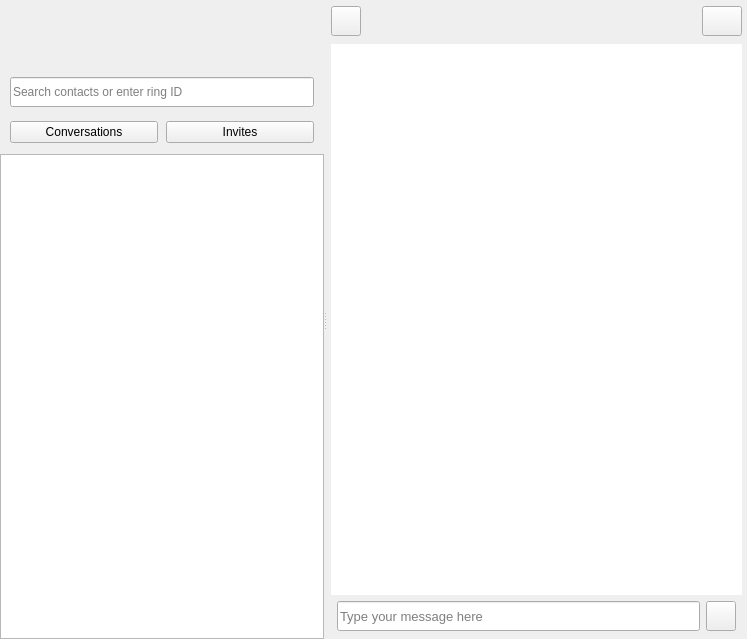
Qt form callwidget.ui (savoirfairelinux/jami-client-windows) before a commit.
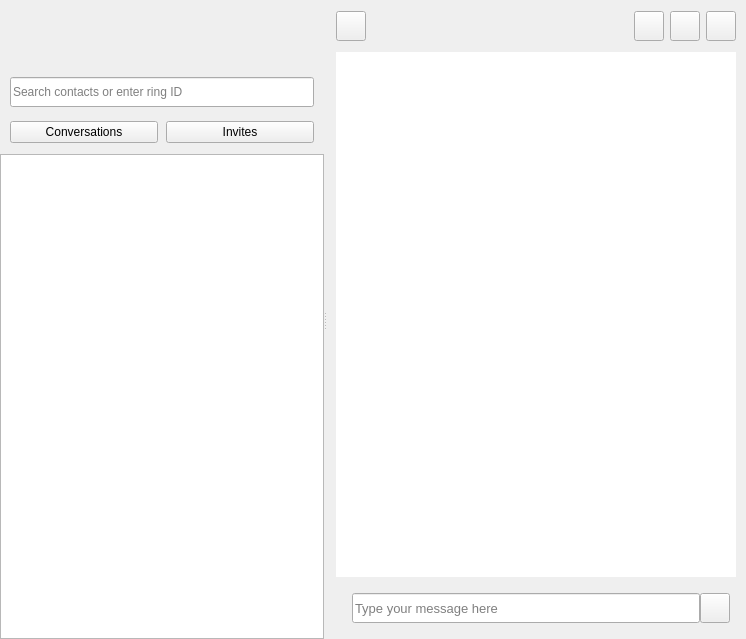
The same form after that commit. Icons and pictures are not drawn. Custom widgets are drawn as their Qt base class.

Commit message:
conversation view: add call buttons
- add audio/video call buttons to message page header
- clean up button UI
- set messageList maxWidth and center in view
- fix incoming message selection bug

Diff of the .ui file:
```diff
--- a/callwidget.ui
+++ b/callwidget.ui
@@ -6,7 +6,7 @@
    <rect>
     <x>0</x>
     <y>0</y>
-    <width>747</width>
+    <width>746</width>
     <height>639</height>
    </rect>
   </property>
@@ -922,26 +922,48 @@
                  <verstretch>0</verstretch>
                 </sizepolicy>
                </property>
-               <layout class="QVBoxLayout" name="verticalLayout_12" stretch="1,25,1">
+               <layout class="QVBoxLayout" name="verticalLayout_12" stretch="0,0">
+                <property name="spacing">
+                 <number>0</number>
+                </property>
                 <property name="leftMargin">
-                 <number>5</number>
+                 <number>0</number>
                 </property>
                 <property name="topMargin">
-                 <number>5</number>
+                 <number>0</number>
                 </property>
                 <property name="rightMargin">
-                 <number>5</number>
+                 <number>0</number>
                 </property>
                 <property name="bottomMargin">
-                 <number>2</number>
+                 <number>0</number>
                 </property>
                 <item>
+                 <widget class="QWidget" name="messagingHeaderWidget" native="true">
                  <layout class="QHBoxLayout" name="horizontalLayout_6">
+                   <property name="spacing">
+                    <number>6</number>
+                   </property>
+                   <property name="leftMargin">
+                    <number>10</number>
+                   </property>
+                   <property name="topMargin">
+                    <number>6</number>
+                   </property>
+                   <property name="rightMargin">
+                    <number>10</number>
+                   </property>
                   <property name="bottomMargin">
-                   <number>0</number>
+                    <number>6</number>
                   </property>
                   <item>
                    <widget class="QPushButton" name="imBackButton">
+                     <property name="sizePolicy">
+                      <sizepolicy hsizetype="Minimum" vsizetype="Fixed">
+                       <horstretch>0</horstretch>
+                       <verstretch>0</verstretch>
+                      </sizepolicy>
+                     </property>
                     <property name="minimumSize">
                      <size>
                       <width>30</width>
@@ -984,7 +1006,7 @@
                      <number>0</number>
                     </property>
                     <property name="bottomMargin">
-                     <number>4</number>
+                      <number>0</number>
                     </property>
                     <item>
                      <widget class="QLabel" name="imNameLabel">
@@ -1053,6 +1075,22 @@
                     </item>
                    </layout>
                   </item>
+                   <item>
+                    <spacer name="verticalSpacer_3">
+                     <property name="orientation">
+                      <enum>Qt::Vertical</enum>
+                     </property>
+                     <property name="sizeType">
+                      <enum>QSizePolicy::Fixed</enum>
+                     </property>
+                     <property name="sizeHint" stdset="0">
+                      <size>
+                       <width>0</width>
+                       <height>40</height>
+                      </size>
+                     </property>
+                    </spacer>
+                   </item>
                   <item>
                    <spacer name="horizontalSpacer_6">
                     <property name="orientation">
@@ -1067,7 +1105,65 @@
                    </spacer>
                   </item>
                   <item>
-                   <widget class="QPushButton" name="sendContactRequestPageButton">
+                    <widget class="QPushButton" name="btnAudioCall">
+                     <property name="minimumSize">
+                      <size>
+                       <width>30</width>
+                       <height>30</height>
+                      </size>
+                     </property>
+                     <property name="maximumSize">
+                      <size>
+                       <width>30</width>
+                       <height>30</height>
+                      </size>
+                     </property>
+                     <property name="text">
+                      <string/>
+                     </property>
+                     <property name="icon">
+                      <iconset resource="ressources.qrc">
+                       <normaloff>:/images/icons/ic_phone_24px.svg</normaloff>:/images/icons/ic_phone_24px.svg</iconset>
+                     </property>
+                     <property name="iconSize">
+                      <size>
+                       <width>18</width>
+                       <height>18</height>
+                      </size>
+                     </property>
+                    </widget>
+                   </item>
+                   <item>
+                    <widget class="QPushButton" name="btnVideoCall">
+                     <property name="minimumSize">
+                      <size>
+                       <width>30</width>
+                       <height>30</height>
+                      </size>
+                     </property>
+                     <property name="maximumSize">
+                      <size>
+                       <width>30</width>
+                       <height>30</height>
+                      </size>
+                     </property>
+                     <property name="text">
+                      <string/>
+                     </property>
+                     <property name="icon">
+                      <iconset resource="ressources.qrc">
+                       <normaloff>:/images/icons/ic_video_call_24px.svg</normaloff>:/images/icons/ic_video_call_24px.svg</iconset>
+                     </property>
+                     <property name="iconSize">
+                      <size>
+                       <width>18</width>
+                       <height>18</height>
+                      </size>
+                     </property>
+                    </widget>
+                   </item>
+                   <item>
+                    <widget class="QPushButton" name="sendContactRequestButton">
                     <property name="sizePolicy">
                      <sizepolicy hsizetype="Minimum" vsizetype="Fixed">
                       <horstretch>0</horstretch>
@@ -1080,6 +1176,12 @@
                       <height>30</height>
                      </size>
                     </property>
+                     <property name="maximumSize">
+                      <size>
+                       <width>30</width>
+                       <height>30</height>
+                      </size>
+                     </property>
                     <property name="toolTip">
                      <string>Add to contacts</string>
                     </property>
@@ -1091,12 +1193,88 @@
                     </property>
                     <property name="icon">
                      <iconset resource="ressources.qrc">
-                      <normaloff>:/images/icons/ic_person_add_white_24dp.png</normaloff>:/images/icons/ic_person_add_white_24dp.png</iconset>
+                       <normaloff>:/images/icons/ic_person_add_black_24dp_2x.png</normaloff>:/images/icons/ic_person_add_black_24dp_2x.png</iconset>
+                     </property>
+                     <property name="iconSize">
+                      <size>
+                       <width>18</width>
+                       <height>18</height>
+                      </size>
                     </property>
                    </widget>
                   </item>
                  </layout>
+                 </widget>
                 </item>
+                <item>
+                 <layout class="QHBoxLayout" name="messagesHBoxLayout" stretch="0,0,0">
+                  <property name="spacing">
+                   <number>0</number>
+                  </property>
+                  <property name="leftMargin">
+                   <number>10</number>
+                  </property>
+                  <property name="topMargin">
+                   <number>0</number>
+                  </property>
+                  <property name="rightMargin">
+                   <number>10</number>
+                  </property>
+                  <property name="bottomMargin">
+                   <number>0</number>
+                  </property>
+                  <item>
+                   <spacer name="horizontalSpacer">
+                    <property name="orientation">
+                     <enum>Qt::Horizontal</enum>
+                    </property>
+                    <property name="sizeType">
+                     <enum>QSizePolicy::Minimum</enum>
+                    </property>
+                    <property name="sizeHint" stdset="0">
+                     <size>
+                      <width>0</width>
+                      <height>20</height>
+                     </size>
+                    </property>
+                   </spacer>
+                  </item>
+                  <item>
+                   <widget class="QWidget" name="messagesListWidget" native="true">
+                    <property name="sizePolicy">
+                     <sizepolicy hsizetype="Expanding" vsizetype="Preferred">
+                      <horstretch>0</horstretch>
+                      <verstretch>0</verstretch>
+                     </sizepolicy>
+                    </property>
+                    <property name="minimumSize">
+                     <size>
+                      <width>200</width>
+                      <height>0</height>
+                     </size>
+                    </property>
+                    <property name="maximumSize">
+                     <size>
+                      <width>640</width>
+                      <height>16777215</height>
+                     </size>
+                    </property>
+                    <layout class="QVBoxLayout" name="verticalLayout_6">
+                     <property name="spacing">
+                      <number>0</number>
+                     </property>
+                     <property name="leftMargin">
+                      <number>0</number>
+                     </property>
+                     <property name="topMargin">
+                      <number>0</number>
+                     </property>
+                     <property name="rightMargin">
+                      <number>0</number>
+                     </property>
+                     <property name="bottomMargin">
+                      <number>0</number>
+                     </property>
                 <item>
                  <widget class="QListView" name="listMessageView">
                   <property name="sizePolicy">
@@ -1105,6 +1283,18 @@
                     <verstretch>0</verstretch>
                    </sizepolicy>
                   </property>
+                       <property name="minimumSize">
+                        <size>
+                         <width>200</width>
+                         <height>0</height>
+                        </size>
+                       </property>
+                       <property name="maximumSize">
+                        <size>
+                         <width>640</width>
+                         <height>16777215</height>
+                        </size>
+                       </property>
                   <property name="font">
                    <font>
                     <stylestrategy>PreferAntialias</stylestrategy>
@@ -1140,18 +1330,18 @@
                  </widget>
                 </item>
                 <item>
-                 <layout class="QHBoxLayout" name="horizontalLayout_5">
+                      <layout class="QHBoxLayout" name="imSendHBoxLayout">
                   <property name="leftMargin">
-                   <number>6</number>
+                        <number>16</number>
                   </property>
                   <property name="topMargin">
-                   <number>0</number>
+                        <number>16</number>
                   </property>
                   <property name="rightMargin">
                    <number>6</number>
                   </property>
                   <property name="bottomMargin">
-                   <number>6</number>
+                        <number>16</number>
                   </property>
                   <item>
                    <widget class="QLineEdit" name="imMessageEdit">
@@ -1205,6 +1395,27 @@
                      </size>
                     </property>
                    </widget>
+                       </item>
+                      </layout>
+                     </item>
+                    </layout>
+                   </widget>
+                  </item>
+                  <item>
+                   <spacer name="horizontalSpacer_2">
+                    <property name="orientation">
+                     <enum>Qt::Horizontal</enum>
+                    </property>
+                    <property name="sizeType">
+                     <enum>QSizePolicy::Minimum</enum>
+                    </property>
+                    <property name="sizeHint" stdset="0">
+                     <size>
+                      <width>0</width>
+                      <height>20</height>
+                     </size>
+                    </property>
+                   </spacer>
                   </item>
                  </layout>
                 </item>
```
Left out of the diff: 8 changed lines with no effect on the pictures. Lines whose indentation alone changed are shown as unchanged. The commit also changes 18 other files.
